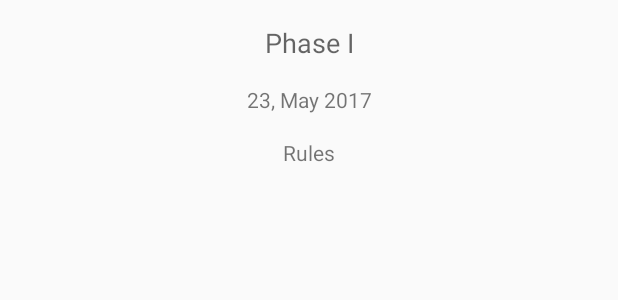
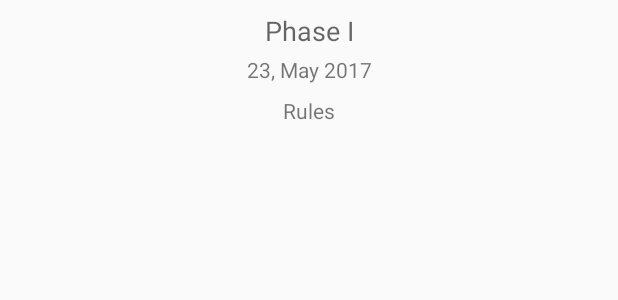
Before and after one commit to codeaters/echelon, an Android app: the layout phase.xml on its own in the app's theme, with its tools: preview values and no code run, on a phone screen of 412 x 824 dp. Shown: the top 300 px of the screen. Run offline under Robolectric (Android 15) with nearby library versions, the phone set to English and light mode, and no system bars.

Commit message:
refacot: reduces spaces between event rules and phases

```diff
--- a/app/src/main/java/com/app/innovationweek/model/holder/NewsHolder.java
+++ b/app/src/main/java/com/app/innovationweek/model/holder/NewsHolder.java
@@ -32,7 +32,6 @@ public class NewsHolder extends RecyclerView.ViewHolder {
     public TextView content;
     @BindView(R.id.time)
     public TextView time;
-    String colors[] = {"", "", "", "", "", ""};
     private CardView rootView;
     private SimpleDateFormat simpleDateFormat = new SimpleDateFormat("MMMM dd");
 
--- a/app/src/main/res/layout/phase.xml
+++ b/app/src/main/res/layout/phase.xml
@@ -3,7 +3,7 @@
               xmlns:tools="http://schemas.android.com/tools"
               android:layout_width="match_parent"
               android:layout_height="match_parent"
-              android:layout_marginTop="16dp"
+              android:layout_marginTop="8dp"
               android:orientation="vertical">
 
     <TextView
@@ -18,14 +18,14 @@
         android:id="@+id/start_date"
         android:layout_width="match_parent"
         android:layout_height="wrap_content"
-        android:layout_marginTop="16dp"
+        android:layout_marginTop="4dp"
         android:gravity="center"
         tools:text="23, May 2017"/>
 
     <TextView
         android:layout_width="match_parent"
         android:layout_height="wrap_content"
-        android:layout_marginTop="16dp"
+        android:layout_marginTop="8dp"
         android:gravity="center"
         android:text="Rules"
         android:textAppearance="?android:textAppearanceSmall"/>
@@ -34,7 +34,6 @@
         android:id="@+id/rules"
         android:layout_width="match_parent"
         android:layout_height="wrap_content"
-        android:layout_marginTop="8dp"
         android:orientation="vertical">
 
     </LinearLayout>
--- a/app/src/main/res/layout/rule.xml
+++ b/app/src/main/res/layout/rule.xml
@@ -5,7 +5,7 @@
     android:id="@+id/rule_text"
     android:layout_width="match_parent"
     android:layout_height="wrap_content"
-    android:layout_marginTop="8dp"
+    android:layout_marginTop="4dp"
     android:gravity="center"
     android:textAppearance="?android:textAppearanceSmall"
     tools:text="This is a rule"/>
```
